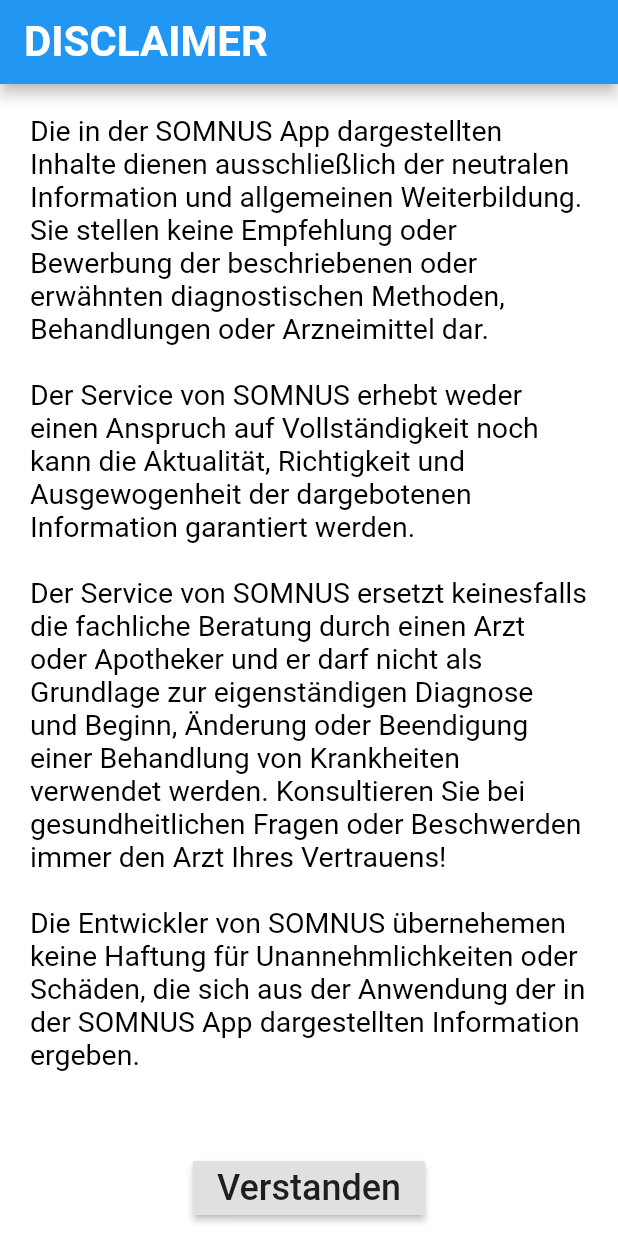
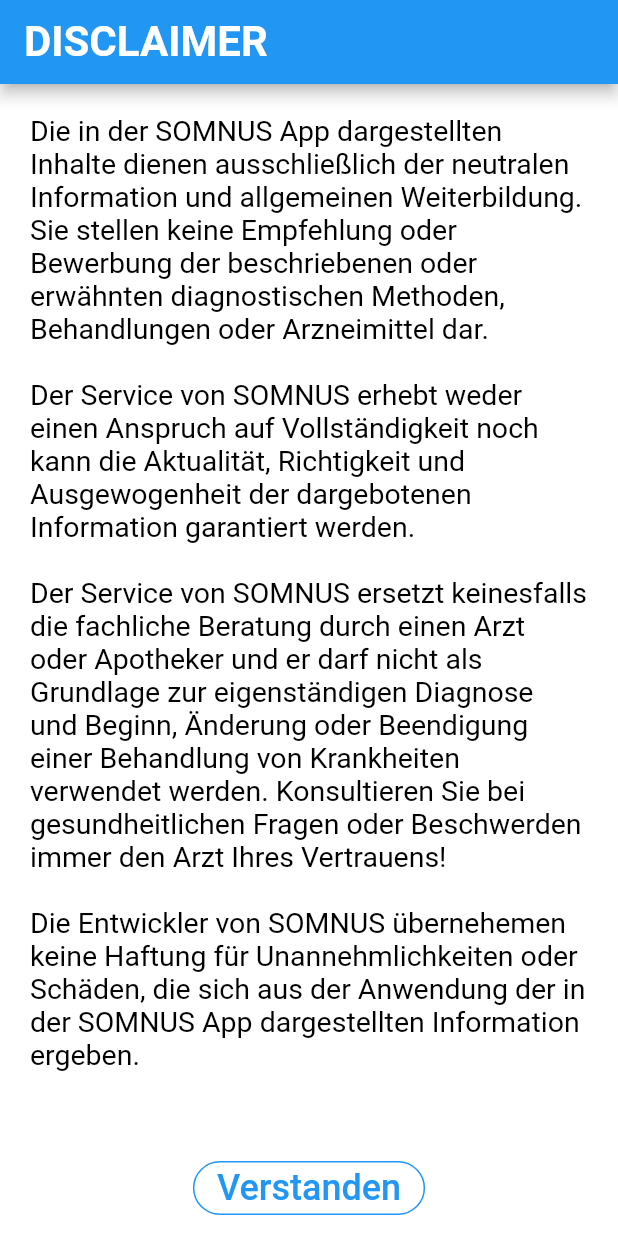
Before and after one commit to SarahLM/somnus, a Flutter app: the TabsScreen screen opened directly, item 2 of the bottom bar chosen, in the side drawer, after a tap on "Disclaimer", on a phone screen of 412 x 824 dp. Run offline on Flutter 3.47's test engine with Material 2 defaults, Android fonts, the phone set to English and light mode, and no system bars; our stand-ins replace introduction_screen, permission_handler, shared_preferences; missing offline and left inert: date_range_picker, flutter_ble_lib, pointycastle; accounts and stored records are empty; statements that could not run were skipped.

Commit message:
Style DatePicker and Buttons

```diff
--- a/frontend_somnus/lib/screens/disclaimer_screen.dart
+++ b/frontend_somnus/lib/screens/disclaimer_screen.dart
@@ -22,7 +22,6 @@ class _DisclaimerScreenState extends State<DisclaimerScreen> {
   Future<void> _getTutorialScreenStatus() async {
     print('I am in _getTutorialScreen Status');
     SharedPreferences prefs = await SharedPreferences.getInstance();
-    //Return int
     tutorialScreen = await prefs.getInt('tutorialScreen');
     print('int tutorialScreen is ');
     print(tutorialScreen);
@@ -59,7 +58,11 @@ class _DisclaimerScreenState extends State<DisclaimerScreen> {
                     style: bodyStyle,
                   ),
                   const SizedBox(height: 10),
-                  RaisedButton(
+                  FlatButton(
+                    shape: RoundedRectangleBorder(
+                      borderRadius: BorderRadius.circular(18.0),
+                      side: BorderSide(color: Colors.blue),
+                    ),
                     onPressed: () {
                       Navigator.of(context).push(
                         MaterialPageRoute(
@@ -71,7 +74,7 @@ class _DisclaimerScreenState extends State<DisclaimerScreen> {
                     },
                     child: const Text(
                       'Verstanden',
-                      style: TextStyle(fontSize: 24),
+                      style: TextStyle(fontSize: 24, color: Colors.blue),
                     ),
                   ),
                   const SizedBox(height: 20),
--- a/frontend_somnus/lib/screens/hypnogram_screen.dart
+++ b/frontend_somnus/lib/screens/hypnogram_screen.dart
@@ -2,6 +2,7 @@ import 'dart:math';
 
 import 'package:flutter/material.dart';
 import 'package:date_range_picker/date_range_picker.dart' as DateRagePicker;
+import 'package:frontend_somnus/widgets/theme.dart';
 
 class HypnogramScreen extends StatefulWidget {
   final Color color;
@@ -21,8 +22,7 @@ class _HypnogramScreenState extends State<HypnogramScreen> {
         Container(
           alignment: Alignment.center,
           color: widget.color,
-          child: //Text('Hypnogramm'),
-              ButtonBar(
+          child: ButtonBar(
             mainAxisSize: MainAxisSize.min,
             children: <Widget>[
               FlatButton(
@@ -61,7 +61,9 @@ class _HypnogramScreenState extends State<HypnogramScreen> {
                 color: Colors.white,
                 onPressed: () {/** */},
               ),
-              FlatButton(
+              DatePickerTheme(
+                Builder(
+                  builder: (context) => FlatButton(
                     child: new Text(
                       "Custom",
                       style: TextStyle(color: Colors.purple),
@@ -80,12 +82,16 @@ class _HypnogramScreenState extends State<HypnogramScreen> {
                         initialLastDate:
                             (new DateTime.now()).add(new Duration(days: 7)),
                         firstDate: new DateTime(2020),
-                          lastDate: new DateTime(2022));
+                        lastDate: new DateTime(2022),
+                      );
+
                       if (picked != null && picked.length == 2) {
                         print(picked);
                       }
                     },
-              )
+                  ),
+                ),
+              ),
             ],
           ),
         ),
```
Lines whose indentation alone changed are shown as unchanged.
